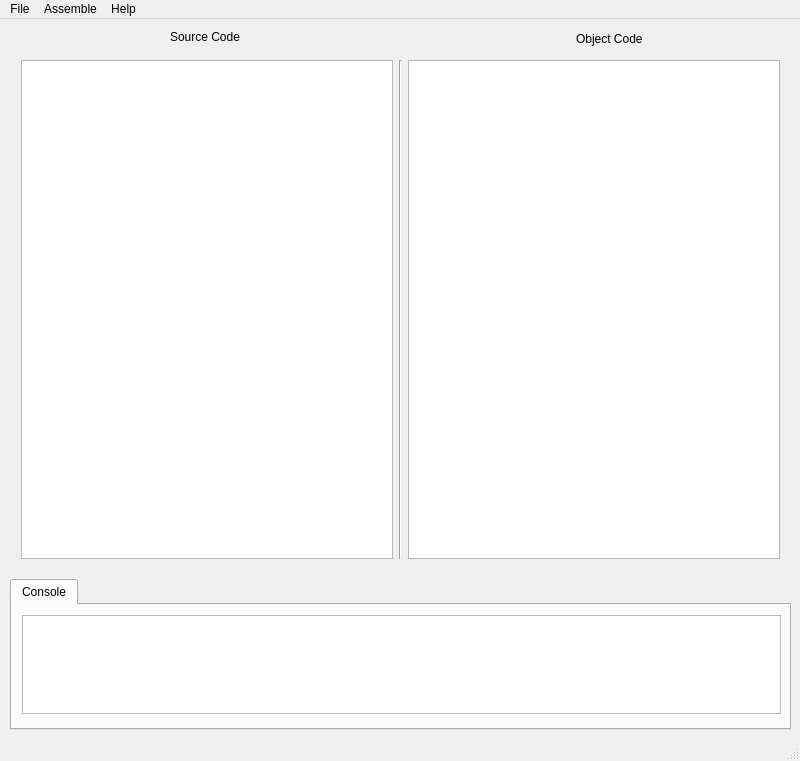
First picture: the form in mainwindow.ui, repository koldbyte/SICAssembler, before the edit.
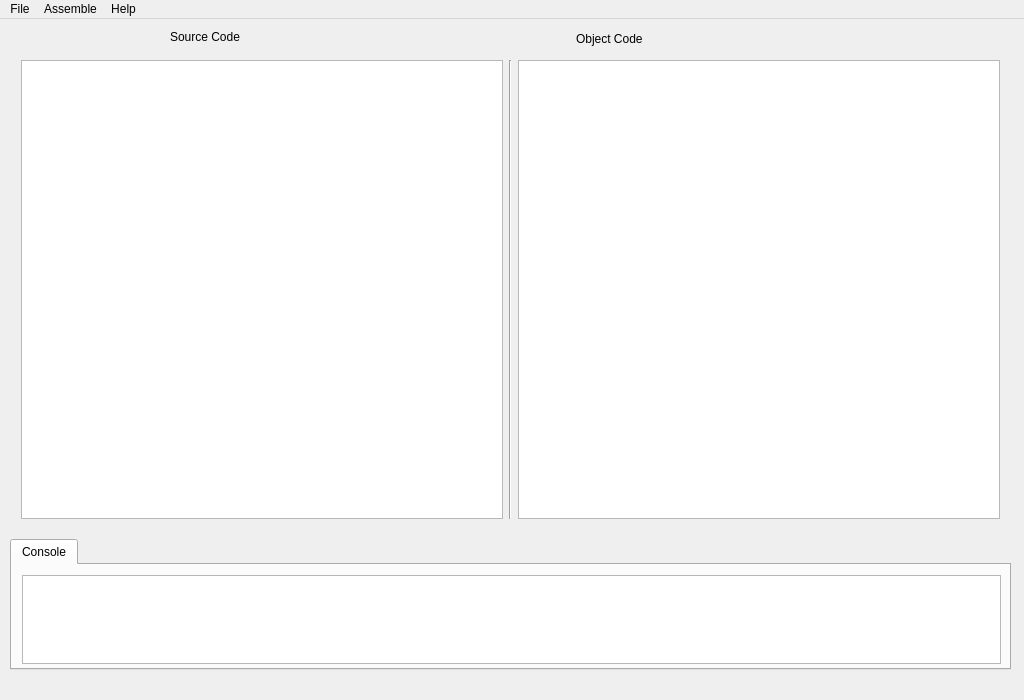
Second picture: the form after the edit. Custom widgets are drawn as their Qt base class.

Diff of the .ui file:
```diff
--- a/mainwindow.ui
+++ b/mainwindow.ui
@@ -6,8 +6,8 @@
    <rect>
     <x>0</x>
     <y>0</y>
-    <width>800</width>
-    <height>761</height>
+    <width>1024</width>
+    <height>700</height>
    </rect>
   </property>
   <property name="sizePolicy">
@@ -31,8 +31,8 @@
      <rect>
       <x>10</x>
       <y>30</y>
-      <width>781</width>
-      <height>521</height>
+      <width>1001</width>
+      <height>481</height>
      </rect>
     </property>
     <layout class="QHBoxLayout" name="horizontalLayout">
@@ -88,9 +88,9 @@
     <property name="geometry">
      <rect>
       <x>10</x>
-      <y>560</y>
-      <width>781</width>
-      <height>151</height>
+      <y>520</y>
+      <width>1001</width>
+      <height>131</height>
      </rect>
     </property>
     <property name="sizePolicy">
@@ -111,8 +111,8 @@
        <rect>
         <x>-1</x>
         <y>-1</y>
-        <width>781</width>
-        <height>121</height>
+        <width>1001</width>
+        <height>111</height>
        </rect>
       </property>
       <layout class="QHBoxLayout" name="horizontalLayout_2">
@@ -129,7 +129,7 @@
     <rect>
      <x>0</x>
      <y>0</y>
-     <width>800</width>
+     <width>1024</width>
      <height>20</height>
     </rect>
    </property>
@@ -159,7 +159,6 @@
    <addaction name="menuConvert"/>
    <addaction name="menuAbout"/>
   </widget>
-  <widget class="QStatusBar" name="statusBar"/>
   <action name="actionOpen">
    <property name="text">
     <string>Open</string>
```
